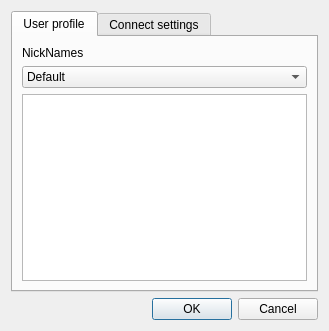
Qt form src/plugins/azoth/plugins/acetamide/ircaccountconfigurationdialog.ui (0xd34df00d/leechcraft) before a commit.
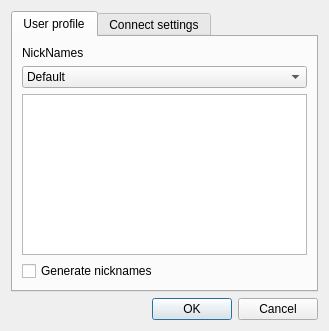
The same form after that commit.

Commit message: Azoth Acetamide: working account configuration dialog

What changed in the file:
```diff
--- a/src/plugins/azoth/plugins/acetamide/ircaccountconfigurationdialog.ui
+++ b/src/plugins/azoth/plugins/acetamide/ircaccountconfigurationdialog.ui
@@ -57,6 +57,13 @@
          </property>
         </widget>
        </item>
+       <item row="3" column="0">
+        <widget class="QCheckBox" name="GenerateNicknames_">
+         <property name="text">
+          <string>Generate nicknames</string>
+         </property>
+        </widget>
+       </item>
       </layout>
      </widget>
      <widget class="QWidget" name="IrcConnections_">
```
Left out of the diff: 6 changed lines with no effect on the pictures. The commit also changes 6 other files.
